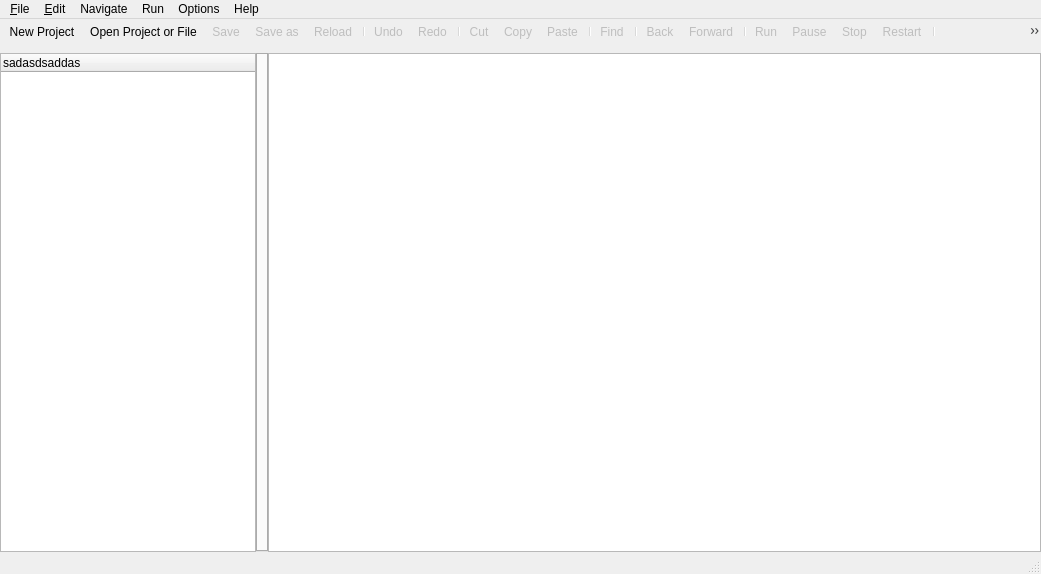
The window that ScaraControlGUI/mainwindow.ui (mnowator/SCARA_Control) describes before a commit, drawn with Qt 5.
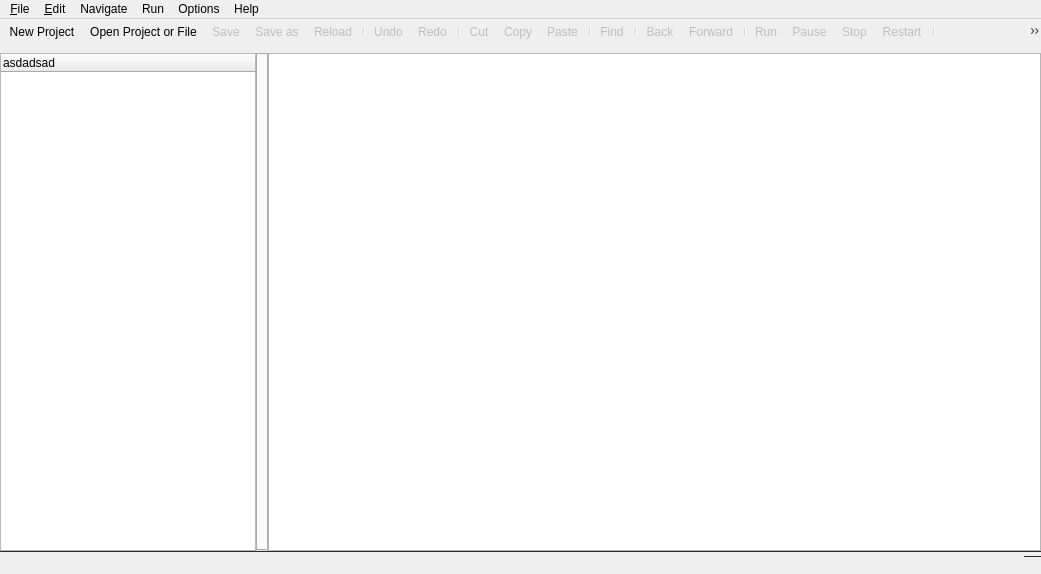
The same window after the commit. Icons and pictures are not drawn.

Diff of the .ui file:
```diff
--- a/ScaraControlGUI/mainwindow.ui
+++ b/ScaraControlGUI/mainwindow.ui
@@ -64,7 +64,7 @@
          </attribute>
          <column>
           <property name="text">
-           <string notr="true">sadasdsaddas</string>
+           <string notr="true">asdadsad</string>
           </property>
          </column>
         </widget>
@@ -230,7 +230,7 @@
     <string/>
    </property>
    <property name="styleSheet">
-    <string notr="true"/>
+    <string notr="true">border-top: 1px solid rgb(41, 43, 45)</string>
    </property>
   </widget>
   <widget class="QToolBar" name="toolBar">
```
